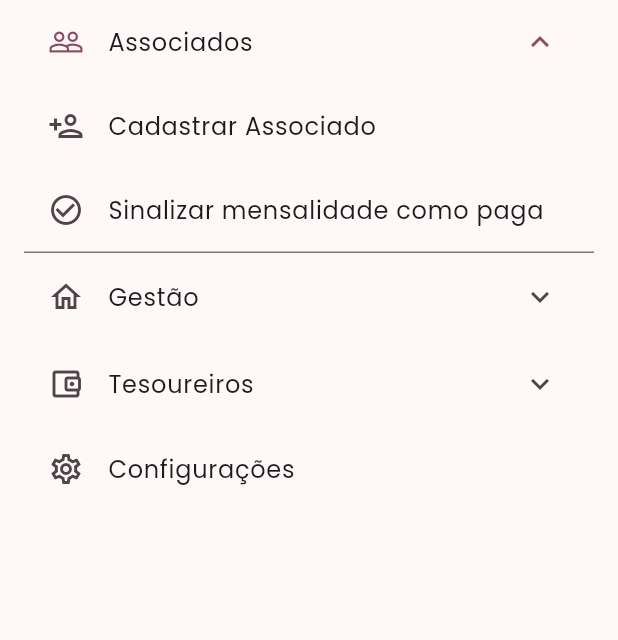
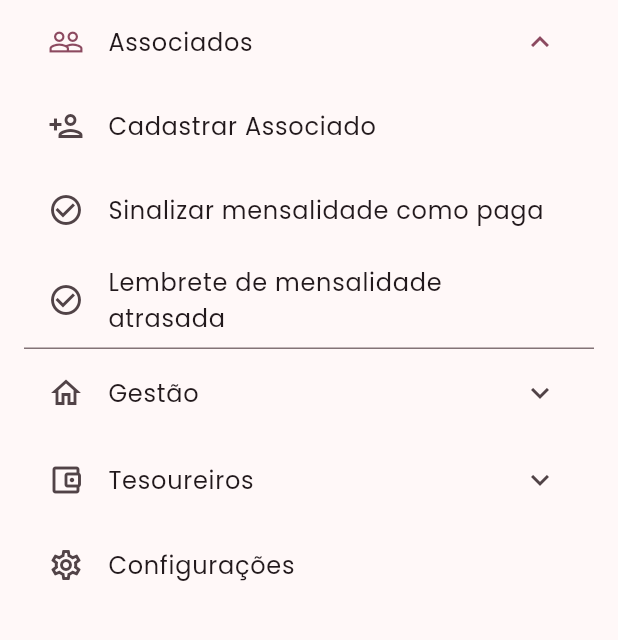
Before and after one commit to devThiagoJorge/mensalidade-mts-app, a Flutter app: the OperacoesMenu screen opened directly, after a tap on "Associados", on a phone screen of 412 x 824 dp, the part 242-882 px from its top. Run offline on Flutter 3.47's test engine with Material 3 defaults, Android fonts, the phone set to English and light mode, and no system bars; our stand-ins replace dio, flutter_secure_storage, google_fonts; accounts and stored records are empty.

Commit message:
Adicionando refatorações

```diff
--- a/lib/features/tesoureiros/presentation/operacoes_menu.dart
+++ b/lib/features/tesoureiros/presentation/operacoes_menu.dart
@@ -38,6 +38,15 @@ class OperacoesMenu extends StatelessWidget {
                         leading: const Icon(Icons.check_circle_outline),
                         selectedColor: AppDefaultStyles.rotaractColor,
                         title: const Text('Sinalizar mensalidade como paga'),
+                        onTap: () {},
+                      ),
+
+                      ListTile(
+                        leading: const Icon(Icons.check_circle_outline),
+                        selectedColor: AppDefaultStyles.rotaractColor,
+                        title: const Text(
+                          'Lembrete de mensalidade atrasada',
+                        ), // #TODO Disparo de e-mail para notificar atrasos...
                         onTap: () {},
                       ),
                     ],
```
Also changed, not shown: lib/features/pagamentos/presentation/modal_confirmacao_pagamento.dart (+14 -3 lines), lib/features/tesoureiros/presentation/tesoureiro_home_page.dart (+24 -13 lines).
